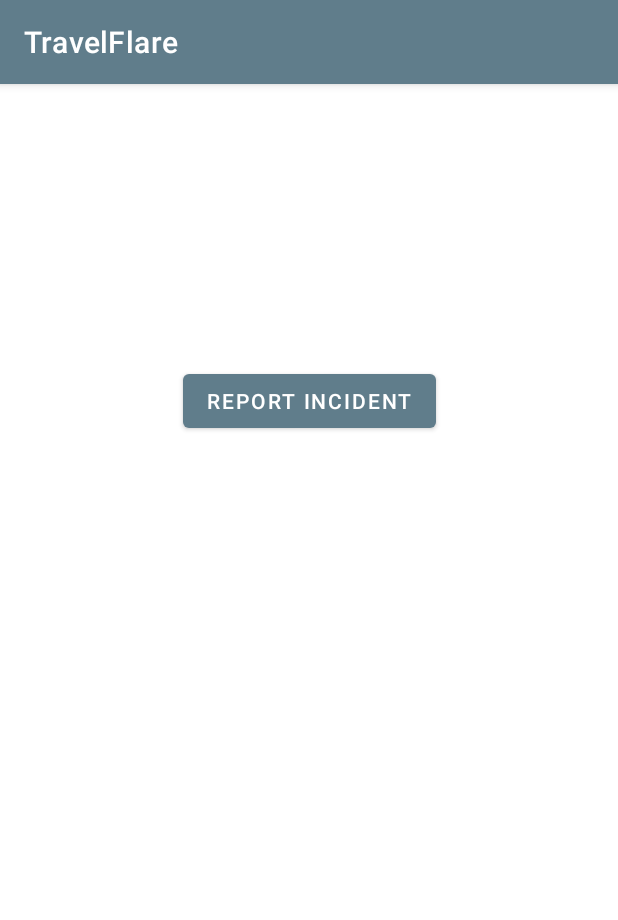
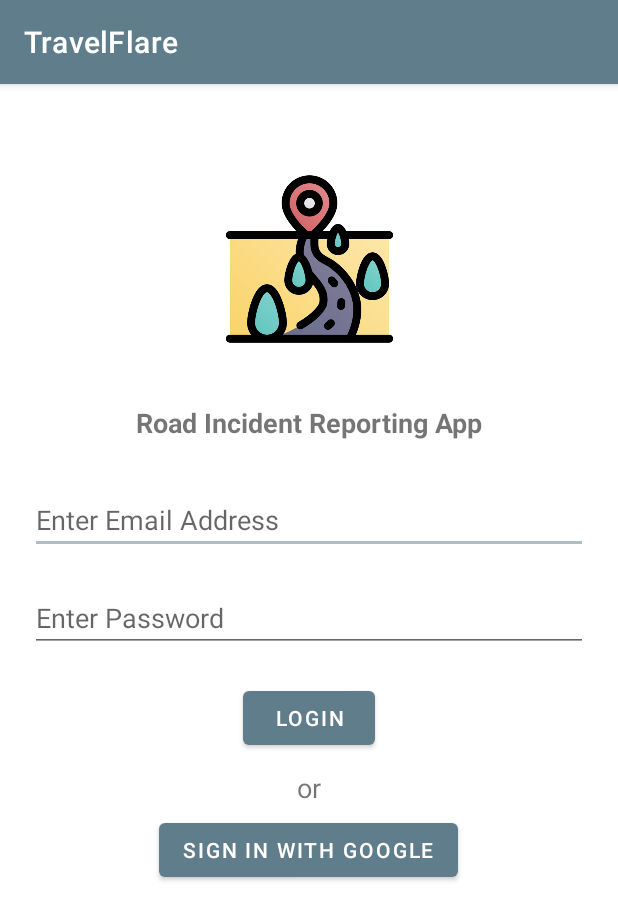
Before and after one commit to MasterProject12/Frontend, an Android app: the screen it shows after launch (MainActivity before the commit, LoginActivity after it), on a phone screen of 412 x 824 dp. Shown: the top 920 px of the screen. Run offline under Robolectric (Android 15) with nearby library versions, the phone set to English and light mode, and no system bars; our stand-ins replace data binding.

Commit message:
Implemented UI for login screen and for showing alert dialog for the incidents, updated the report incident screen

```diff
--- a/app/src/main/AndroidManifest.xml
+++ b/app/src/main/AndroidManifest.xml
@@ -13,14 +13,16 @@
         android:roundIcon="@mipmap/ic_launcher_round"
         android:supportsRtl="true"
         android:theme="@style/Theme.TravelFlare">
-        <activity android:name=".MainActivity">
+        <activity android:name=".SplashScreen">
             <intent-filter>
                 <action android:name="android.intent.action.MAIN" />
 
                 <category android:name="android.intent.category.LAUNCHER" />
             </intent-filter>
         </activity>
-        <activity android:name=".ReportIncidentActivity" android:parentActivityName=".MainActivity"/>
+        <activity android:name=".ReportIncidentActivity"/>
+        <activity android:name=".LoginActivity"/>
+        <activity android:name=".NotifyIncidentActivity"/>
 
     </application>
 
--- /dev/null
+++ b/app/src/main/java/com/app/travel/flare/LoginActivity.kt
@@ -0,0 +1,25 @@
+package com.app.travel.flare
+
+import android.content.Intent
+import android.os.Bundle
+import androidx.appcompat.app.AppCompatActivity
+import androidx.databinding.DataBindingUtil
+import com.app.travel.flare.databinding.ActivityLoginBinding
+
+class LoginActivity : AppCompatActivity() {
+
+    lateinit var binding : ActivityLoginBinding
+
+    override fun onCreate(savedInstanceState: Bundle?) {
+        super.onCreate(savedInstanceState)
+        binding = DataBindingUtil.setContentView(this, R.layout.activity_login)
+        binding.loginBtn.setOnClickListener{
+            val intent = Intent(this, ReportIncidentActivity::class.java)
+            startActivity(intent)
+        }
+        binding.googleLoginBtn.setOnClickListener{
+            var intent = Intent(this, NotifyIncidentActivity::class.java)
+            startActivity(intent)
+        }
+    }
+}
--- /dev/null
+++ b/app/src/main/java/com/app/travel/flare/SplashScreen.kt
@@ -0,0 +1,24 @@
+package com.app.travel.flare
+
+import android.content.Intent
+import android.os.Bundle
+import android.os.Handler
+import android.view.animation.AnimationUtils
+import android.widget.ImageView
+import androidx.appcompat.app.AppCompatActivity
+
+class SplashScreen : AppCompatActivity() {
+
+    override fun onCreate(savedInstanceState: Bundle?) {
+        super.onCreate(savedInstanceState)
+        setContentView(R.layout.splash_screen)
+        val slideAnimation = AnimationUtils.loadAnimation(this, R.anim.rotate)
+        findViewById<ImageView>(R.id.splashImage).startAnimation(slideAnimation)
+
+        Handler().postDelayed({
+            val intent = Intent(this, LoginActivity::class.java)
+            startActivity(intent)
+            finish()
+        }, 3000)
+    }
+}
--- /dev/null
+++ b/app/src/main/res/anim/rotate.xml
@@ -0,0 +1,13 @@
+<?xml version="1.0" encoding="utf-8"?>
+<set xmlns:android="http://schemas.android.com/apk/res/android">
+
+    <translate
+        android:duration="1500"
+        android:fromXDelta="-50%"
+        android:fromYDelta="0%" />
+
+    <alpha
+        android:duration="1500"
+        android:fromAlpha="0.1"
+        android:toAlpha="1.0" />
+</set>
--- /dev/null
+++ b/app/src/main/res/layout/activity_login.xml
@@ -0,0 +1,103 @@
+<?xml version="1.0" encoding="utf-8"?>
+<layout>
+<androidx.constraintlayout.widget.ConstraintLayout
+    xmlns:android="http://schemas.android.com/apk/res/android"
+    xmlns:app="http://schemas.android.com/apk/res-auto"
+    xmlns:tools="http://schemas.android.com/tools"
+    android:layout_width="match_parent"
+    android:layout_height="match_parent">
+
+    <ImageView
+        android:id="@+id/imageView"
+        android:layout_width="150dp"
+        android:layout_height="113dp"
+        android:layout_marginStart="20dp"
+        android:layout_marginTop="60dp"
+        android:layout_marginEnd="20dp"
+        app:layout_constraintEnd_toEndOf="parent"
+        app:layout_constraintStart_toStartOf="parent"
+        app:layout_constraintTop_toTopOf="parent"
+        app:srcCompat="@drawable/logo" />
+
+    <TextView
+        android:id="@+id/textView"
+        android:layout_width="wrap_content"
+        android:layout_height="wrap_content"
+        android:layout_marginStart="20dp"
+        android:layout_marginTop="40dp"
+        android:layout_marginEnd="20dp"
+        android:text="@string/login_text"
+        android:textSize="18sp"
+        android:textStyle="bold"
+        app:layout_constraintEnd_toEndOf="parent"
+        app:layout_constraintStart_toStartOf="parent"
+        app:layout_constraintTop_toBottomOf="@+id/imageView" />
+
+    <Button
+        android:id="@+id/googleLoginBtn"
+        android:layout_width="wrap_content"
+        android:layout_height="wrap_content"
+        android:layout_marginStart="20dp"
+        android:layout_marginTop="40dp"
+        android:layout_marginEnd="20dp"
+        android:text="@string/sign_in"
+        app:layout_constraintEnd_toEndOf="parent"
+        app:layout_constraintHorizontal_bias="0.497"
+        app:layout_constraintStart_toStartOf="parent"
+        app:layout_constraintTop_toBottomOf="@+id/loginBtn" />
+
+    <EditText
+        android:id="@+id/email_login"
+        android:layout_width="0dp"
+        android:layout_height="wrap_content"
+        android:layout_marginStart="20dp"
+        android:layout_marginTop="30dp"
+        android:layout_marginEnd="20dp"
+        android:ems="10"
+        android:hint="@string/enter_email"
+        android:inputType="textPersonName"
+        app:layout_constraintEnd_toEndOf="parent"
+        app:layout_constraintStart_toStartOf="parent"
+        app:layout_constraintTop_toBottomOf="@+id/textView" />
+
+    <EditText
+        android:id="@+id/password_login"
+        android:layout_width="0dp"
+        android:layout_height="wrap_content"
+        android:layout_marginStart="20dp"
+        android:layout_marginTop="20dp"
+        android:layout_marginEnd="20dp"
+        android:ems="10"
+        android:hint="@string/enter_password"
+        android:inputType="textPassword"
+        app:layout_constraintEnd_toEndOf="parent"
+        app:layout_constraintStart_toStartOf="parent"
+        app:layout_constraintTop_toBottomOf="@+id/email_login" />
+
+    <Button
+        android:id="@+id/loginBtn"
+        android:layout_width="wrap_content"
+        android:layout_height="wrap_content"
+        android:layout_marginStart="20dp"
+        android:layout_marginTop="20dp"
+        android:layout_marginEnd="20dp"
+        android:text="Login"
+        app:layout_constraintEnd_toEndOf="parent"
+        app:layout_constraintStart_toStartOf="parent"
+        app:layout_constraintTop_toBottomOf="@+id/password_login" />
+
+    <TextView
+        android:id="@+id/textView7"
+        android:layout_width="wrap_content"
+        android:layout_height="wrap_content"
+        android:layout_marginStart="20dp"
+        android:layout_marginTop="10dp"
+        android:layout_marginEnd="20dp"
+        android:text="or"
+        android:textSize="18sp"
+        app:layout_constraintEnd_toEndOf="parent"
+        app:layout_constraintStart_toStartOf="parent"
+        app:layout_constraintTop_toBottomOf="@+id/loginBtn" />
+
+</androidx.constraintlayout.widget.ConstraintLayout>
+</layout>
--- /dev/null
+++ b/app/src/main/res/layout/activity_notify_incident.xml
@@ -0,0 +1,6 @@
+<?xml version="1.0" encoding="utf-8"?>
+<androidx.constraintlayout.widget.ConstraintLayout
+    xmlns:android="http://schemas.android.com/apk/res/android" android:layout_width="match_parent"
+    android:layout_height="match_parent">
+
+</androidx.constraintlayout.widget.ConstraintLayout>
--- a/app/src/main/res/values/colors.xml
+++ b/app/src/main/res/values/colors.xml
@@ -6,6 +6,9 @@
     <color name="black">#FF000000</color>
     <color name="white">#FFFFFFFF</color>
 
+    <color name="greyLight">#E0E0E0</color>
+    <color name="greyDark">#BDBDBD</color>
+
     <!--switch colors-->
     <color name="enable_thumb_green"></color>
 
--- a/app/src/main/res/values/strings.xml
+++ b/app/src/main/res/values/strings.xml
@@ -4,4 +4,12 @@
     <string name="req_location_permission">Location Permission Required</string>
     <string name="report">Report</string>
     <string name="report_incident">Report Incident</string>
+    <string name="sign_in">Sign In With Google</string>
+    <string name="login_text">Road Incident Reporting App</string>
+    <string name="enter_email">Enter Email Address</string>
+    <string name="enter_password">Enter Password</string>
+    <string name="incident_notify_title">An Incident Happened?</string>
+    <string name="incident_notify_msg">Do you want to report the incident?</string>
+    <string name="yes">YES</string>
+    <string name="no">NO</string>
 </resources>
```
Also changed, not shown: app/src/main/java/com/app/travel/flare/NotifyIncidentActivity.kt (added, +26 -0 lines), app/src/main/java/com/app/travel/flare/ReportIncidentActivity.kt (+1 -11 lines), app/src/main/java/com/app/travel/flare/utils/MyAlertDialog.kt (added, +44 -0 lines), app/src/main/java/com/app/travel/flare/utils/NotifyIncidentListener.kt (added, +7 -0 lines), app/src/main/res/layout/activity_report_incident.xml (+36 -21 lines), app/src/main/res/layout/splash_screen.xml (added, +22 -0 lines), app/src/main/res/drawable/logo.png (added).
